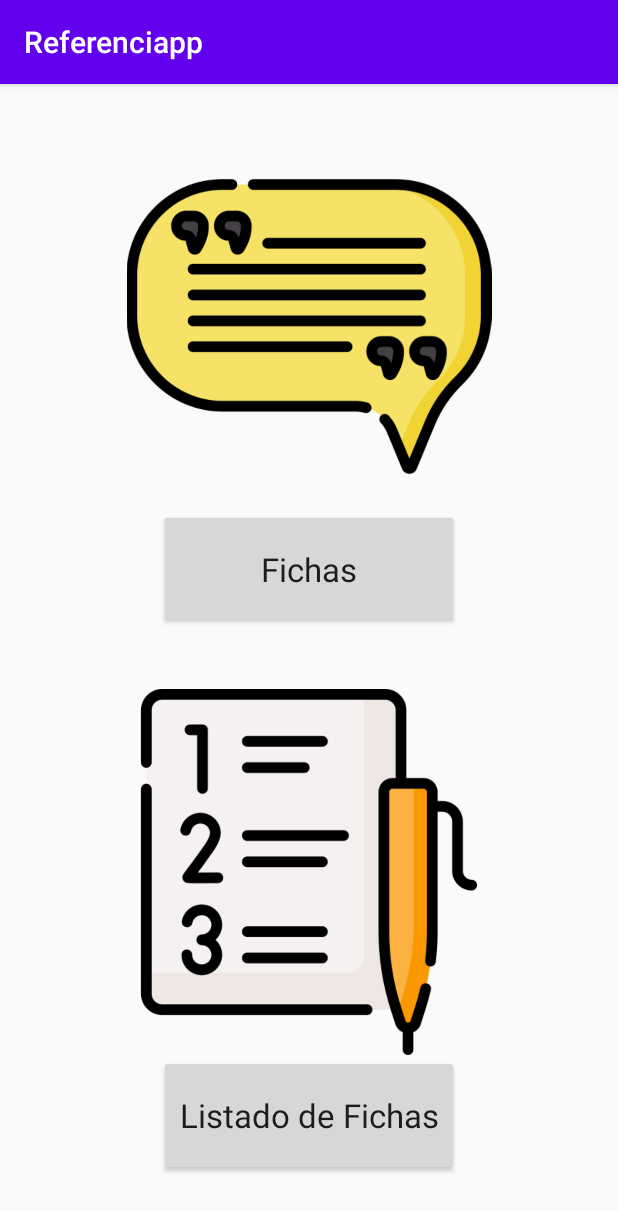
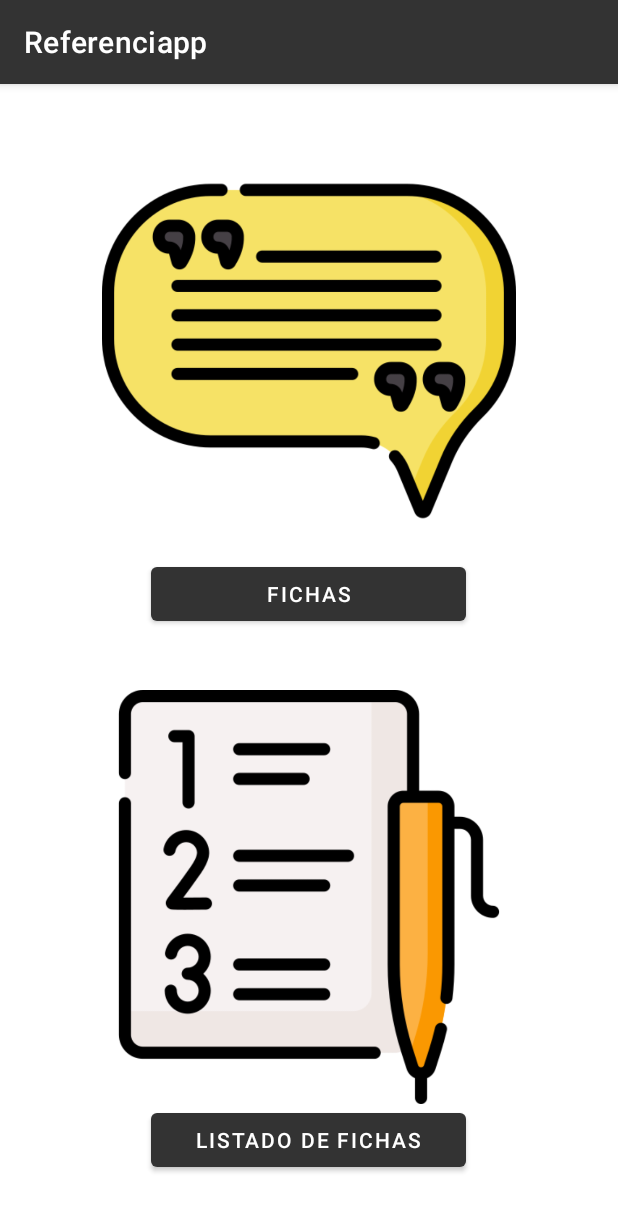
Before and after one commit to genaro56/ReferenciApp, an Android app: the screen it shows after launch (MainActivity), on a phone screen of 412 x 824 dp. Shown: the top 1211 px of the screen. Run offline under Robolectric (Android 15) with nearby library versions, the phone set to English and light mode, and no system bars; our stand-ins replace data binding.

Commit message:
Add Material UI dependency and change theme. Change fragment_title.xml
- Removed style from buttons so as to not conflict with Material UI
  and cause hard to debug issues
- Extracted the text in buttons to @string resources.

TODO:
- Change Typography
- Figure out how to change layout on screen orientation change

```diff
--- a/app/build.gradle
+++ b/app/build.gradle
@@ -42,4 +42,7 @@ dependencies {
     // Kotlin
     implementation "androidx.navigation:navigation-fragment-ktx:$nav_version"
     implementation "androidx.navigation:navigation-ui-ktx:$nav_version"
+
+    // Material UI
+    implementation 'com.google.android.material:material:1.1.0'
 }
--- a/app/src/main/AndroidManifest.xml
+++ b/app/src/main/AndroidManifest.xml
@@ -9,7 +9,7 @@
         android:roundIcon="@mipmap/ic_launcher_round"
         android:supportsRtl="true"
         android:theme="@style/AppTheme">
-        <activity android:name=".MainActivity" android:screenOrientation="portrait">
+        <activity android:name=".MainActivity">
             <intent-filter>
                 <action android:name="android.intent.action.MAIN" />
 
--- a/app/src/main/res/layout/activity_main.xml
+++ b/app/src/main/res/layout/activity_main.xml
@@ -15,6 +15,7 @@
             android:layout_width="match_parent"
             android:layout_height="match_parent"
             app:navGraph="@navigation/navigation"
-            app:defaultNavHost="true"/>
+            app:defaultNavHost="true"
+            tools:layout="@layout/fragment_title"/>
     </LinearLayout>
 </layout>
--- a/app/src/main/res/layout/fragment_title.xml
+++ b/app/src/main/res/layout/fragment_title.xml
@@ -9,40 +9,36 @@
         android:layout_height="match_parent"
         android:orientation="vertical"
         android:gravity="center"
-        android:paddingVertical="40dp"
-        android:weightSum="4">
+        android:paddingVertical="40dp">
 
 
         <ImageView
             android:id="@+id/indexCardImage"
             android:layout_width="match_parent"
-            android:layout_height="150dp"
-            android:layout_weight="1.5"
+            android:layout_height="wrap_content"
+            android:layout_weight="1"
             app:srcCompat="@drawable/index_card" />
 
-        <Button
+        <com.google.android.material.button.MaterialButton
             android:id="@+id/referenceMenuButton"
-            android:layout_width="200dp"
+            android:layout_width="210dp"
             android:layout_height="wrap_content"
             android:layout_marginBottom="40dp"
-            android:layout_weight="0.5"
-            android:text="Fichas"
-            android:textAppearance="@style/TextAppearance.AppCompat.Large" />
+            android:text="@string/fichasButtonText"/>
 
         <ImageView
             android:id="@+id/listImage"
             android:layout_width="match_parent"
-            android:layout_height="150dp"
-            android:layout_weight="1.5"
+            android:layout_height="wrap_content"
+            android:layout_weight="1"
             app:srcCompat="@drawable/list"/>
 
-        <Button
+
+        <com.google.android.material.button.MaterialButton
             android:id="@+id/listMenuButton"
-            android:layout_width="200dp"
+            android:layout_width="210dp"
             android:layout_height="wrap_content"
-            android:layout_weight="0.5"
-            android:text="Listado de Fichas"
-            android:textAppearance="@style/TextAppearance.AppCompat.Large" />
+            android:text="@string/listadoButtonText"/>
 
     </LinearLayout>
 </layout>
--- a/app/src/main/res/values/colors.xml
+++ b/app/src/main/res/values/colors.xml
@@ -1,6 +1,9 @@
 <?xml version="1.0" encoding="utf-8"?>
 <resources>
-    <color name="colorPrimary">#6200EE</color>
-    <color name="colorPrimaryDark">#3700B3</color>
-    <color name="colorAccent">#03DAC5</color>
+    <color name="colorPrimary">#333</color>
+    <color name="colorPrimaryDark">#000</color>
+    <color name="colorOnPrimary">#fff</color>
+    <color name="colorAccent">@android:color/holo_purple</color>
+    <color name="colorAccentVariant">#9C27B0</color>
+    <color name="colorOnSurface">#ccc</color>
 </resources>
--- a/app/src/main/res/values/strings.xml
+++ b/app/src/main/res/values/strings.xml
@@ -3,4 +3,6 @@
 
     <!-- TODO: Remove or change this placeholder text -->
     <string name="hello_blank_fragment">Hello blank fragment</string>
+    <string name="fichasButtonText">Fichas</string>
+    <string name="listadoButtonText">Listado de Fichas</string>
 </resources>
--- a/app/src/main/res/values/styles.xml
+++ b/app/src/main/res/values/styles.xml
@@ -1,11 +1,13 @@
 <resources>
-
     <!-- Base application theme. -->
-    <style name="AppTheme" parent="Theme.AppCompat.Light.DarkActionBar">
+    <style name="AppTheme" parent="Theme.MaterialComponents.Light.DarkActionBar">
         <!-- Customize your theme here. -->
         <item name="colorPrimary">@color/colorPrimary</item>
-        <item name="colorPrimaryDark">@color/colorPrimaryDark</item>
-        <item name="colorAccent">@color/colorAccent</item>
+        <item name="colorPrimaryVariant">@color/colorPrimaryDark</item>
+        <item name="colorOnPrimary">@color/colorOnPrimary</item>
+        <item name="colorSecondary">@color/colorAccent</item>
+        <item name="colorSecondaryVariant">@color/colorAccentVariant</item>
+        <item name="colorOnSurface">@color/colorOnSurface</item>
     </style>
 
 </resources>
```
